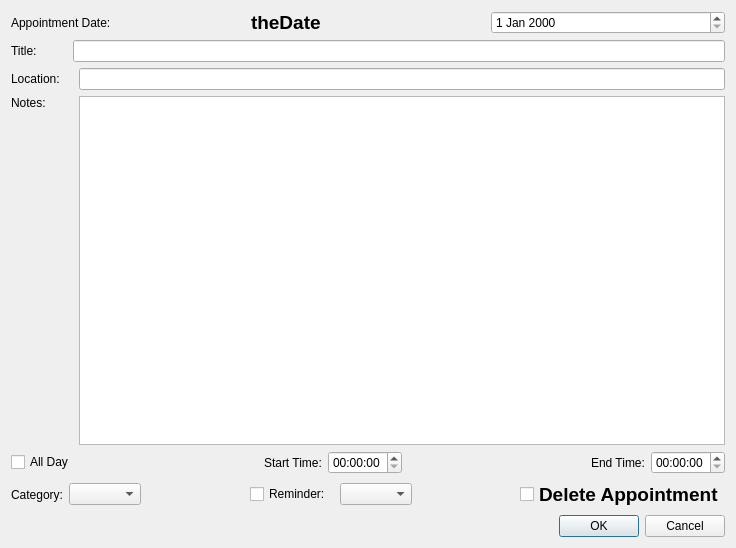
Before: the Qt Designer form src/dialogappointmentupdate.ui in lxqt/organizer, drawn with Qt 5.
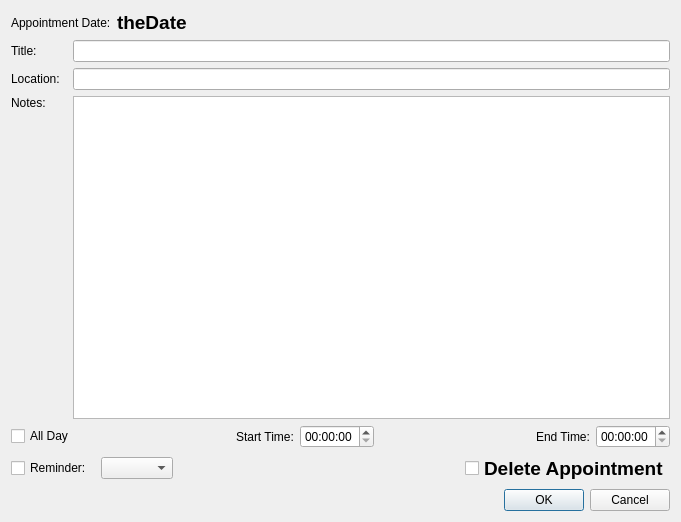
After: the same form once the commit is applied.

The edit to the form file:
```diff
--- a/src/dialogappointmentupdate.ui
+++ b/src/dialogappointmentupdate.ui
@@ -6,8 +6,8 @@
    <rect>
     <x>0</x>
     <y>0</y>
-    <width>736</width>
-    <height>548</height>
+    <width>681</width>
+    <height>522</height>
    </rect>
   </property>
   <property name="windowTitle">
@@ -15,6 +15,8 @@
   </property>
   <layout class="QGridLayout" name="gridLayout_2">
    <item row="0" column="0">
+    <layout class="QVBoxLayout" name="verticalLayout">
+     <item>
     <layout class="QHBoxLayout" name="horizontalLayout">
      <item>
       <widget class="QLabel" name="labelDate">
@@ -38,11 +40,21 @@
       </widget>
      </item>
      <item>
-      <widget class="QDateEdit" name="dateEditAppointmentDate"/>
+        <spacer name="horizontalSpacer_5">
+         <property name="orientation">
+          <enum>Qt::Horizontal</enum>
+         </property>
+         <property name="sizeHint" stdset="0">
+          <size>
+           <width>40</width>
+           <height>20</height>
+          </size>
+         </property>
+        </spacer>
      </item>
     </layout>
    </item>
-   <item row="1" column="0">
+     <item>
     <layout class="QGridLayout" name="gridLayout">
      <item row="0" column="0">
       <widget class="QLabel" name="labelTitle">
@@ -51,7 +63,7 @@
        </property>
       </widget>
      </item>
-     <item row="0" column="1" colspan="2">
+       <item row="0" column="1">
       <widget class="QLineEdit" name="lineEditTitle">
        <property name="minimumSize">
         <size>
@@ -61,14 +73,14 @@
        </property>
       </widget>
      </item>
-     <item row="1" column="0" colspan="2">
+       <item row="1" column="0">
       <widget class="QLabel" name="labelLocation">
        <property name="text">
         <string>Location: </string>
        </property>
       </widget>
      </item>
-     <item row="1" column="2">
+       <item row="1" column="1">
       <widget class="QLineEdit" name="lineEditLocation">
        <property name="minimumSize">
         <size>
@@ -78,7 +90,7 @@
        </property>
       </widget>
      </item>
-     <item row="2" column="0" colspan="2">
+       <item row="2" column="0">
       <widget class="QLabel" name="labelDescription">
        <property name="text">
         <string>Notes: </string>
@@ -88,7 +100,7 @@
        </property>
       </widget>
      </item>
-     <item row="2" column="2">
+       <item row="2" column="1">
       <widget class="QTextEdit" name="textEditDescription">
        <property name="minimumSize">
         <size>
@@ -100,7 +112,7 @@
      </item>
     </layout>
    </item>
-   <item row="2" column="0">
+     <item>
     <layout class="QHBoxLayout" name="horizontalLayout_2">
      <item>
       <widget class="QCheckBox" name="checkBoxAllDay">
@@ -157,31 +169,8 @@
      </item>
     </layout>
    </item>
-   <item row="3" column="0">
+     <item>
     <layout class="QHBoxLayout" name="horizontalLayout_3">
-     <item>
-      <widget class="QLabel" name="labelCategory">
-       <property name="text">
-        <string>Category:</string>
-       </property>
-      </widget>
-     </item>
-     <item>
-      <widget class="QComboBox" name="comboBoxCategory"/>
-     </item>
-     <item>
-      <spacer name="horizontalSpacer_3">
-       <property name="orientation">
-        <enum>Qt::Horizontal</enum>
-       </property>
-       <property name="sizeHint" stdset="0">
-        <size>
-         <width>40</width>
-         <height>20</height>
-        </size>
-       </property>
-      </spacer>
-     </item>
      <item>
       <widget class="QCheckBox" name="checkBoxReminder">
        <property name="text">
@@ -221,7 +210,9 @@
      </item>
     </layout>
    </item>
-   <item row="4" column="0">
+    </layout>
+   </item>
+   <item row="1" column="0">
     <widget class="QDialogButtonBox" name="buttonBox">
      <property name="orientation">
       <enum>Qt::Horizontal</enum>
```
Left out of the diff: 2 changed lines with no effect on the pictures. Lines whose indentation alone changed are shown as unchanged.
